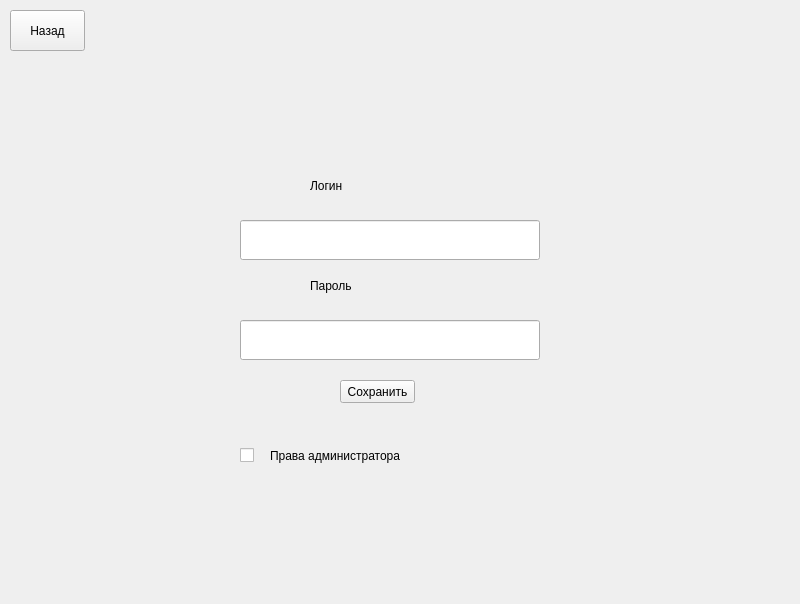
This is regist.ui in Shuv1Wolf/hackathon as Qt 5 draws it before an edit. The edited form follows.
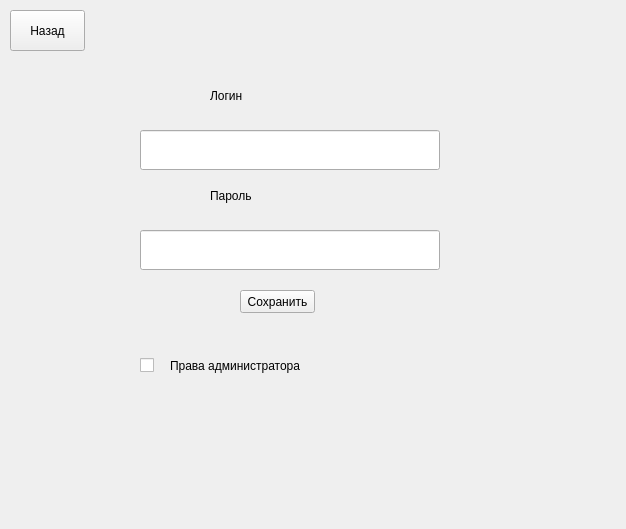
This is the edited form.

Patch:
```diff
--- a/regist.ui
+++ b/regist.ui
@@ -6,8 +6,8 @@
    <rect>
     <x>0</x>
     <y>0</y>
-    <width>800</width>
-    <height>604</height>
+    <width>626</width>
+    <height>529</height>
    </rect>
   </property>
   <property name="windowTitle">
@@ -20,8 +20,8 @@
     </property>
     <property name="geometry">
      <rect>
-      <x>240</x>
-      <y>220</y>
+      <x>140</x>
+      <y>130</y>
       <width>300</width>
       <height>40</height>
      </rect>
@@ -33,8 +33,8 @@
     </property>
     <property name="geometry">
      <rect>
-      <x>240</x>
-      <y>320</y>
+      <x>140</x>
+      <y>230</y>
       <width>300</width>
       <height>40</height>
      </rect>
@@ -46,8 +46,8 @@
    <widget class="QLabel" name="label">
     <property name="geometry">
      <rect>
-      <x>310</x>
-      <y>160</y>
+      <x>210</x>
+      <y>70</y>
       <width>200</width>
       <height>51</height>
      </rect>
@@ -62,8 +62,8 @@
    <widget class="QLabel" name="label_2">
     <property name="geometry">
      <rect>
-      <x>310</x>
-      <y>260</y>
+      <x>210</x>
+      <y>170</y>
       <width>200</width>
       <height>51</height>
      </rect>
@@ -78,8 +78,8 @@
    <widget class="QPushButton" name="agree_button">
     <property name="geometry">
      <rect>
-      <x>340</x>
-      <y>380</y>
+      <x>240</x>
+      <y>290</y>
       <width>75</width>
       <height>23</height>
      </rect>
@@ -104,8 +104,8 @@
    <widget class="QCheckBox" name="checkBox">
     <property name="geometry">
      <rect>
-      <x>240</x>
-      <y>420</y>
+      <x>140</x>
+      <y>330</y>
       <width>141</width>
       <height>71</height>
      </rect>
@@ -117,8 +117,8 @@
    <widget class="QLabel" name="label_3">
     <property name="geometry">
      <rect>
-      <x>270</x>
-      <y>430</y>
+      <x>170</x>
+      <y>340</y>
       <width>291</width>
       <height>51</height>
      </rect>
```
